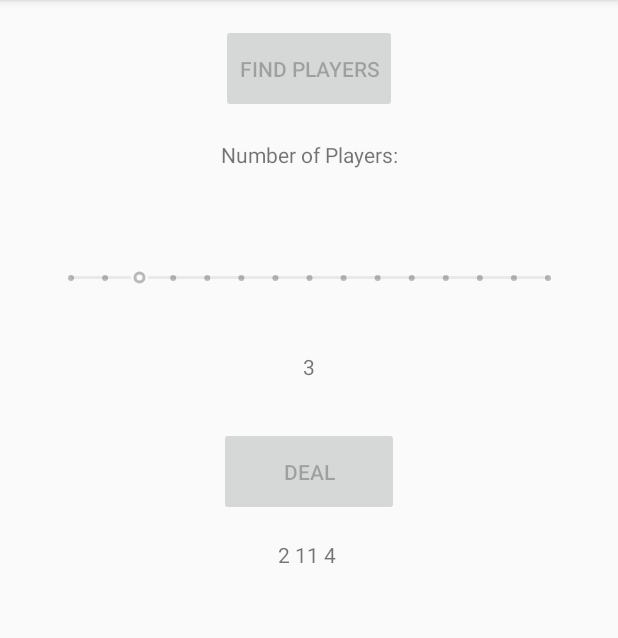
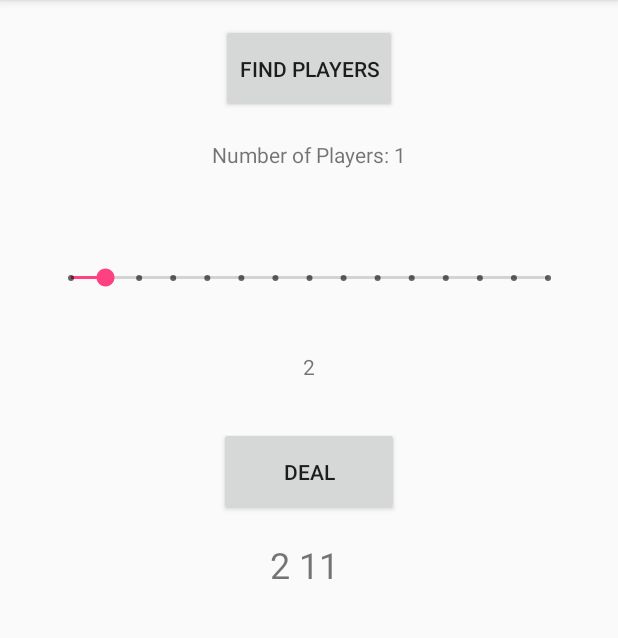
Before and after one commit to hotelCA/poolarizer, an Android app: the screen it shows after launch (MainActivity), after a tap on "DEAL", on a phone screen of 412 x 824 dp, the part 84-722 px from its top. Run offline under Robolectric (Android 15) with nearby library versions, the phone set to English and light mode, and no system bars; libraries missing offline, so code that uses them is left out: com.google.android.gms; 3 statements that could not run were skipped; 2 other taps on this screen came first.

Commit message:
Further refinement to enable re-dealing without a reset

```diff
--- a/app/src/main/java/com/example/anh/poolarizer/MainActivity.kt
+++ b/app/src/main/java/com/example/anh/poolarizer/MainActivity.kt
@@ -24,13 +24,17 @@ class MainActivity : AppCompatActivity() {
     private var ANDROID_ID = ""
     private val ARBITRATION = "ARBITRATION"
     private val DEALING = "DEALING"
+    private val RESET = "Reset"
+    private val FIND_PLAYERS = "Find Players"
+    private val DEAL = "Deal"
 
     // Game related variables
     private var numOfPlayers = 1
-    private var numBallsPerPlayer = 3
+    private var numBallsPerPlayer = 2
     private var possibleNumbers = Array<String>(15, {i -> (i+1).toString()})
     private var dealtNumbers = mutableListOf<String>()
     private var balls: List<String>? = null
+    private var dealingMode = false
 
     // Communication related variables
     private var messageListener: MessageListener? = null
@@ -60,13 +64,21 @@ class MainActivity : AppCompatActivity() {
         numBallsBar  = findViewById(R.id.numBallsBar)
         numBallsBar!!.min = 1
         numBallsBar!!.max = possibleNumbers.size / numOfPlayers
+
         numPlayersView = findViewById(R.id.numPlayersView)
+        numPlayersView!!.text = "Number of Players: " + numOfPlayers.toString()
+
         numBallsView = findViewById(R.id.numBallsView)
         numBallsView!!.text = numBallsBar!!.progress.toString()
+
         ballsView = findViewById(R.id.ballsView)
+        ballsView!!.text = ""
 
         findPlayersBtn  = findViewById(R.id.findPlayersBtn)
+        findPlayersBtn!!.text = FIND_PLAYERS
+
         dealBtn = findViewById(R.id.dealBtn)
+        dealBtn!!.text = DEAL
 
         numBallsBar!!.setOnSeekBarChangeListener (object: SeekBar.OnSeekBarChangeListener {
             override fun onProgressChanged(seekBar: SeekBar, progress: Int,
@@ -87,7 +99,11 @@ class MainActivity : AppCompatActivity() {
         })
 
         findPlayersBtn!!.setOnClickListener {
-            findPlayers()
+            if (findPlayersBtn!!.text.equals(FIND_PLAYERS)) {
+                findPlayers()
+            } else if (findPlayersBtn!!.text.equals(RESET)) {
+                reset()
+            }
         }
 
         dealBtn!!.setOnClickListener {
@@ -122,6 +138,24 @@ class MainActivity : AppCompatActivity() {
         super.onStop()
     }
 
+    private fun reset() {
+        unpublishMessages()
+        dealingMode = false
+
+        numOfPlayers = 1
+        numBallsPerPlayer = 2
+        findPlayersBtn!!.text = FIND_PLAYERS
+        dealtNumbers.clear()
+        balls = null
+        selfTimestamp = ""
+        playerIDs.clear()
+
+        numPlayersView!!.text = "Number of Players: " + numOfPlayers.toString()
+        numBallsBar!!.progress = numBallsPerPlayer
+        numBallsView!!.text = numBallsBar!!.progress.toString()
+        ballsView!!.text = ""
+    }
+
     private fun unpublishMessages() {
         messages.forEach {message -> messageClient!!.unpublish(message)}
     }
@@ -149,7 +183,7 @@ class MainActivity : AppCompatActivity() {
                 arbitrate()
             }
         } else if (content[0].equals("DEALING")) {
-            if (content[1].equals(UUID)) {
+            if (content[1].equals(UUID) && !dealingMode) {
                 balls = content[2].split(',').toMutableList()
                 displayBalls(balls!!)
             }
@@ -161,24 +195,30 @@ class MainActivity : AppCompatActivity() {
         playerIDs.forEach { _, timestamp -> if (timestamp.toLong() < selfTimestamp.toLong()) win = false}
 
         if (win) {
+            dealingMode = true
             enableDealerUI()
         } else {
+            dealingMode = false
             disableDealerUI()
         }
     }
 
     private fun enableDealerUI() {
-        findPlayersBtn!!.isEnabled = false
+//        findPlayersBtn!!.isEnabled = false
         dealBtn!!.isEnabled = true
         numBallsBar!!.isEnabled = true
     }
 
     private fun disableDealerUI() {
-        findPlayersBtn!!.isEnabled = false
+//        findPlayersBtn!!.isEnabled = false
         dealBtn!!.isEnabled = false
         numBallsBar!!.isEnabled = false
     }
 
+    private fun initUI(){
+        dealBtn!!.isEnabled = false
+        numBallsBar!!.isEnabled = false
+    }
     private fun dealNumbers() {
         generateNumbers()
 
@@ -203,7 +243,6 @@ class MainActivity : AppCompatActivity() {
             Log.i(TAG, "Self ball: " + ball)
         }
         displayBalls(balls!!)
-        disableDealerUI()
     }
 
     private fun displayBalls(balls: List<String>) {
@@ -222,19 +261,23 @@ class MainActivity : AppCompatActivity() {
         val byteArrayMessage = (ARBITRATION + ":" + UUID + ":" + selfTimestamp).toByteArray()
         messages.add(Message(byteArrayMessage))
         messageClient!!.publish(messages.last())
+        findPlayersBtn!!.text = RESET
     }
 
     private fun generateNumbers() {
+        dealtNumbers.clear()
 
         var totalNumbers = possibleNumbers.size
         // Add 1 for self
         val numbersNeeded = numOfPlayers * numBallsPerPlayer
         fun ClosedRange<Int>.random() = Random().nextInt(endInclusive - start) +  start
+        var randomIndex: Int
 
         for (i in 0 until numbersNeeded) {
-            var randomNumber = (0..totalNumbers).random()
-            dealtNumbers.add(possibleNumbers[randomNumber])
-            swapNumbers(randomNumber, totalNumbers-1)
+            randomIndex = (0..totalNumbers).random()
+            Log.d("Random Index: ", randomIndex.toString())
+            dealtNumbers.add(possibleNumbers[randomIndex])
+            swapNumbers(randomIndex, totalNumbers-1)
             totalNumbers--
         }
 
--- a/app/src/main/res/layout/activity_main.xml
+++ b/app/src/main/res/layout/activity_main.xml
@@ -11,11 +11,9 @@
         android:layout_width="wrap_content"
         android:layout_height="59dp"
         android:layout_marginTop="16dp"
-        android:text="Find Players"
-        app:layout_constraintTop_toTopOf="parent"
+        app:layout_constraintLeft_toLeftOf="parent"
         app:layout_constraintRight_toRightOf="parent"
-        app:layout_constraintLeft_toLeftOf="parent"
-        tools:layout_editor_absoluteX="134dp" />
+        app:layout_constraintTop_toTopOf="parent" />
 
     <SeekBar
         android:id="@+id/numBallsBar"
@@ -44,30 +42,26 @@
         android:layout_width="120dp"
         android:layout_height="59dp"
         android:layout_marginTop="16dp"
-        android:text="Deal"
-        app:layout_constraintTop_toBottomOf="@+id/numBallsView"
+        app:layout_constraintLeft_toLeftOf="parent"
         app:layout_constraintRight_toRightOf="parent"
-        app:layout_constraintLeft_toLeftOf="parent"
-        tools:layout_editor_absoluteX="132dp" />
+        app:layout_constraintTop_toBottomOf="@+id/numBallsView" />
 
     <TextView
         android:id="@+id/numPlayersView"
         android:layout_width="wrap_content"
         android:layout_height="48dp"
         android:layout_marginTop="18dp"
-        android:text="Number of Players:"
-        app:layout_constraintTop_toBottomOf="@+id/findPlayersBtn"
+        app:layout_constraintLeft_toLeftOf="parent"
         app:layout_constraintRight_toRightOf="parent"
-        app:layout_constraintLeft_toLeftOf="parent"
-        tools:layout_editor_absoluteX="97dp" />
+        app:layout_constraintTop_toBottomOf="@+id/findPlayersBtn" />
 
     <TextView
         android:id="@+id/ballsView"
         android:layout_width="wrap_content"
         android:layout_height="76dp"
         android:layout_marginTop="16dp"
-        app:layout_constraintTop_toBottomOf="@+id/dealBtn"
+        android:textSize="24sp"
+        app:layout_constraintLeft_toLeftOf="parent"
         app:layout_constraintRight_toRightOf="parent"
-        app:layout_constraintLeft_toLeftOf="parent"
-        tools:layout_editor_absoluteX="15dp" />
+        app:layout_constraintTop_toBottomOf="@+id/dealBtn" />
 </android.support.constraint.ConstraintLayout>
```
